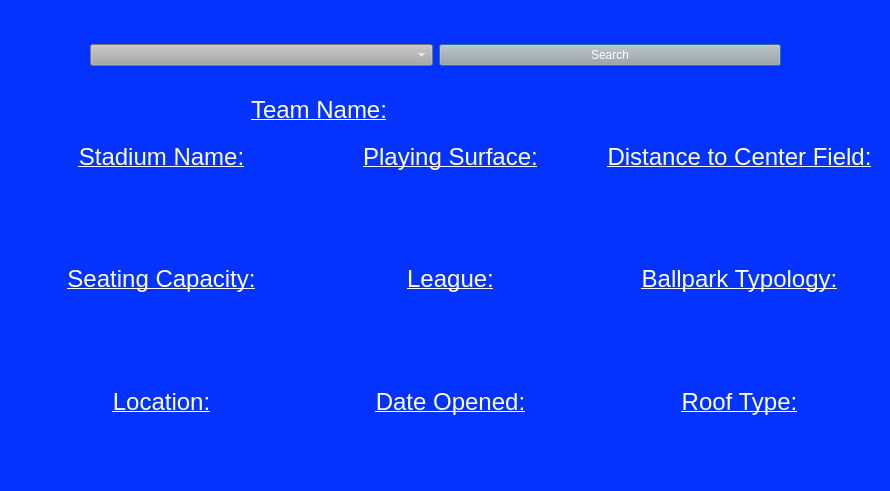
tholm1/CS1D-Project-2-Baseball, file BaseballProject2/allinfo.ui: the form before one commit.
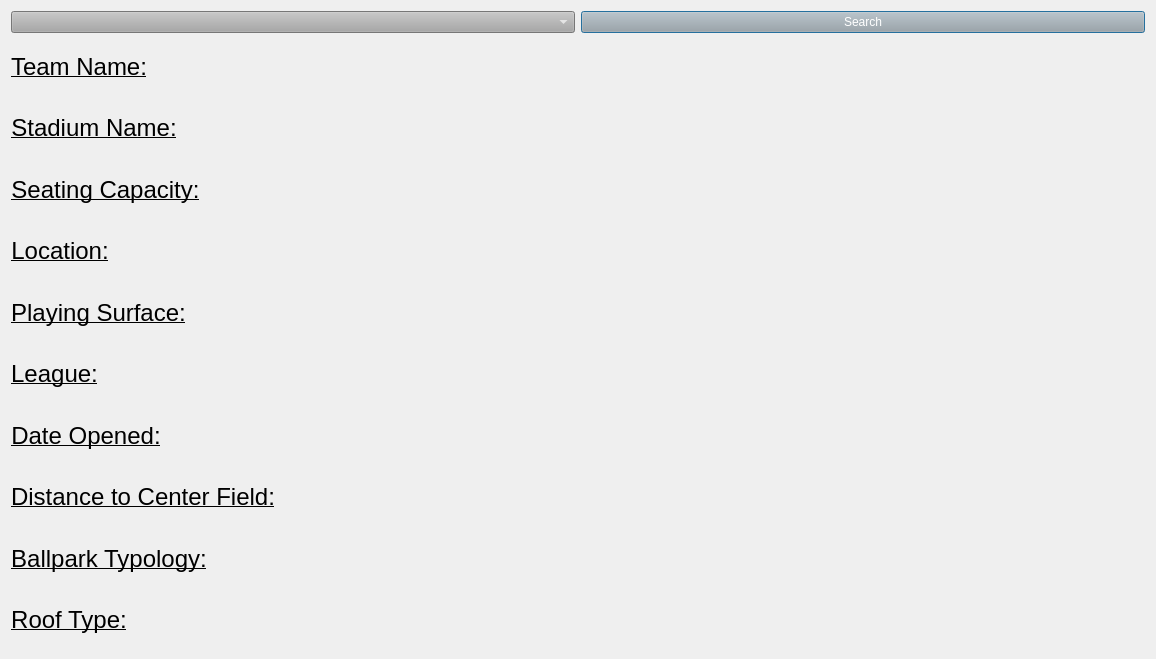
The form after the commit.

Commit message:
display allinfo
Changed the UI design of allInfo

```diff
--- a/BaseballProject2/allinfo.ui
+++ b/BaseballProject2/allinfo.ui
@@ -6,25 +6,20 @@
    <rect>
     <x>0</x>
     <y>0</y>
-    <width>890</width>
-    <height>491</height>
+    <width>1156</width>
+    <height>659</height>
    </rect>
   </property>
   <property name="windowTitle">
    <string>Dialog</string>
   </property>
   <property name="styleSheet">
-   <string notr="true">background-color: rgb(4, 51, 255)</string>
+   <string notr="true">background color: rgb(0, 0, 255);</string>
   </property>
-  <widget class="QWidget" name="layoutWidget">
-   <property name="geometry">
-    <rect>
-     <x>90</x>
-     <y>30</y>
-     <width>691</width>
-     <height>51</height>
-    </rect>
-   </property>
+  <layout class="QGridLayout" name="gridLayout">
+   <item row="0" column="0">
+    <layout class="QVBoxLayout" name="verticalLayout">
+     <item>
    <layout class="QHBoxLayout" name="horizontalLayout_2">
     <item>
      <widget class="QComboBox" name="teams_combo">
@@ -46,24 +41,39 @@
      </widget>
     </item>
    </layout>
-  </widget>
-  <widget class="QWidget" name="layoutWidget">
-   <property name="geometry">
-    <rect>
-     <x>20</x>
-     <y>130</y>
-     <width>861</width>
-     <height>361</height>
-    </rect>
-   </property>
+     </item>
+     <item>
+      <layout class="QHBoxLayout" name="horizontalLayout_12">
+       <item alignment="Qt::AlignLeft">
+        <widget class="QLabel" name="label_11">
+         <property name="styleSheet">
+          <string notr="true">font: 75 10pt &quot;Times New Roman&quot;;
+text-decoration: underline;</string>
+         </property>
+         <property name="text">
+          <string>&lt;html&gt;&lt;head/&gt;&lt;body&gt;&lt;p align=&quot;center&quot;&gt;&lt;span style=&quot; font-size:18pt; text-decoration: underline;&quot;&gt;Team Name:&lt;/span&gt;&lt;/p&gt;&lt;/body&gt;&lt;/html&gt;</string>
+         </property>
+        </widget>
+       </item>
+       <item>
+        <widget class="QLabel" name="label">
+         <property name="styleSheet">
+          <string notr="true">font: 75 12pt &quot;Times New Roman&quot;;</string>
+         </property>
+         <property name="text">
+          <string/>
+         </property>
+        </widget>
+       </item>
+      </layout>
+     </item>
+     <item>
    <layout class="QHBoxLayout" name="horizontalLayout">
-    <item>
-     <layout class="QVBoxLayout" name="verticalLayout">
-      <item>
+       <item alignment="Qt::AlignLeft">
        <widget class="QLabel" name="label_10">
         <property name="styleSheet">
-         <string notr="true">font: 75 10pt &quot;MS Shell Dlg 2&quot;;
-color: rgb(255, 255, 255)</string>
+          <string notr="true">font: 75 10pt &quot;Times New Roman&quot;;
+text-decoration: underline;</string>
         </property>
         <property name="text">
          <string>&lt;html&gt;&lt;head/&gt;&lt;body&gt;&lt;p align=&quot;center&quot;&gt;&lt;span style=&quot; font-size:18pt; font-weight:400; text-decoration: underline;&quot;&gt;Stadium Name:&lt;/span&gt;&lt;/p&gt;&lt;/body&gt;&lt;/html&gt;</string>
@@ -73,18 +83,22 @@
       <item>
        <widget class="QLabel" name="stadium">
         <property name="styleSheet">
-         <string notr="true">color: rgb(0, 0, 0); font: 12pt &quot;MS Sans Serif&quot;;</string>
+          <string notr="true">font: 75 12pt &quot;Times New Roman&quot;;</string>
         </property>
         <property name="text">
          <string>&lt;html&gt;&lt;head/&gt;&lt;body&gt;&lt;p align=&quot;center&quot;&gt;&lt;br/&gt;&lt;/p&gt;&lt;/body&gt;&lt;/html&gt;</string>
         </property>
        </widget>
       </item>
+      </layout>
+     </item>
       <item>
+      <layout class="QHBoxLayout" name="horizontalLayout_4">
+       <item alignment="Qt::AlignLeft">
        <widget class="QLabel" name="label_2">
         <property name="styleSheet">
-         <string notr="true">font: 75 10pt &quot;MS Shell Dlg 2&quot;;
-color: rgb(255, 255, 255)</string>
+          <string notr="true">font: 75 10pt &quot;Times New Roman&quot;;
+text-decoration: underline;</string>
         </property>
         <property name="text">
          <string>&lt;html&gt;&lt;head/&gt;&lt;body&gt;&lt;p align=&quot;center&quot;&gt;&lt;span style=&quot; font-size:18pt; text-decoration: underline;&quot;&gt;Seating Capacity:&lt;/span&gt;&lt;/p&gt;&lt;/body&gt;&lt;/html&gt;</string>
@@ -94,18 +108,22 @@
       <item>
        <widget class="QLabel" name="seating">
         <property name="styleSheet">
-         <string notr="true">color: rgb(0, 0, 0); font: 12pt &quot;MS Sans Serif&quot;;</string>
+          <string notr="true">font: 75 12pt &quot;Times New Roman&quot;;</string>
         </property>
         <property name="text">
          <string>&lt;html&gt;&lt;head/&gt;&lt;body&gt;&lt;p align=&quot;center&quot;&gt;&lt;br/&gt;&lt;/p&gt;&lt;/body&gt;&lt;/html&gt;</string>
         </property>
        </widget>
       </item>
+      </layout>
+     </item>
       <item>
+      <layout class="QHBoxLayout" name="horizontalLayout_5">
+       <item alignment="Qt::AlignLeft">
        <widget class="QLabel" name="label_3">
         <property name="styleSheet">
-         <string notr="true">font: 75 10pt &quot;MS Shell Dlg 2&quot;;
-color: rgb(255, 255, 255)</string>
+          <string notr="true">font: 75 10pt &quot;Times New Roman&quot;;
+text-decoration: underline;</string>
         </property>
         <property name="text">
          <string>&lt;html&gt;&lt;head/&gt;&lt;body&gt;&lt;p align=&quot;center&quot;&gt;&lt;span style=&quot; font-size:18pt; text-decoration: underline;&quot;&gt;Location:&lt;/span&gt;&lt;/p&gt;&lt;/body&gt;&lt;/html&gt;</string>
@@ -115,7 +133,7 @@
       <item>
        <widget class="QLabel" name="location">
         <property name="styleSheet">
-         <string notr="true">color: rgb(0, 0, 0); font: 12pt &quot;MS Sans Serif&quot;;</string>
+          <string notr="true">font: 75 12pt &quot;Times New Roman&quot;;</string>
         </property>
         <property name="text">
          <string>&lt;html&gt;&lt;head/&gt;&lt;body&gt;&lt;p align=&quot;center&quot;&gt;&lt;br/&gt;&lt;/p&gt;&lt;/body&gt;&lt;/html&gt;</string>
@@ -125,12 +143,12 @@
      </layout>
     </item>
     <item>
-     <layout class="QVBoxLayout" name="verticalLayout_2">
-      <item>
+      <layout class="QHBoxLayout" name="horizontalLayout_6">
+       <item alignment="Qt::AlignLeft">
        <widget class="QLabel" name="label_4">
         <property name="styleSheet">
-         <string notr="true">font: 75 10pt &quot;MS Shell Dlg 2&quot;;
-color: rgb(255, 255, 255)</string>
+          <string notr="true">font: 75 10pt &quot;Times New Roman&quot;;
+text-decoration: underline;</string>
         </property>
         <property name="text">
          <string>&lt;html&gt;&lt;head/&gt;&lt;body&gt;&lt;p align=&quot;center&quot;&gt;&lt;span style=&quot; font-size:18pt; text-decoration: underline;&quot;&gt;Playing Surface:&lt;/span&gt;&lt;/p&gt;&lt;/body&gt;&lt;/html&gt;</string>
@@ -140,18 +158,22 @@
       <item>
        <widget class="QLabel" name="surface">
         <property name="styleSheet">
-         <string notr="true">color: rgb(0, 0, 0); font: 12pt &quot;MS Sans Serif&quot;;</string>
+          <string notr="true">font: 75 12pt &quot;Times New Roman&quot;;</string>
         </property>
         <property name="text">
          <string>&lt;html&gt;&lt;head/&gt;&lt;body&gt;&lt;p align=&quot;center&quot;&gt;&lt;br/&gt;&lt;/p&gt;&lt;/body&gt;&lt;/html&gt;</string>
         </property>
        </widget>
       </item>
+      </layout>
+     </item>
       <item>
+      <layout class="QHBoxLayout" name="horizontalLayout_7">
+       <item alignment="Qt::AlignLeft">
        <widget class="QLabel" name="label_5">
         <property name="styleSheet">
-         <string notr="true">font: 75 10pt &quot;MS Shell Dlg 2&quot;;
-color: rgb(255, 255, 255)</string>
+          <string notr="true">font: 75 10pt &quot;Times New Roman&quot;;
+text-decoration: underline;</string>
         </property>
         <property name="text">
          <string>&lt;html&gt;&lt;head/&gt;&lt;body&gt;&lt;p align=&quot;center&quot;&gt;&lt;span style=&quot; font-size:18pt; text-decoration: underline;&quot;&gt;League:&lt;/span&gt;&lt;/p&gt;&lt;/body&gt;&lt;/html&gt;</string>
@@ -161,18 +183,22 @@
       <item>
        <widget class="QLabel" name="league">
         <property name="styleSheet">
-         <string notr="true">color: rgb(0, 0, 0); font: 12pt &quot;MS Sans Serif&quot;;</string>
+          <string notr="true">font: 75 12pt &quot;Times New Roman&quot;;</string>
         </property>
         <property name="text">
          <string>&lt;html&gt;&lt;head/&gt;&lt;body&gt;&lt;p align=&quot;center&quot;&gt;&lt;br/&gt;&lt;/p&gt;&lt;/body&gt;&lt;/html&gt;</string>
         </property>
        </widget>
       </item>
+      </layout>
+     </item>
       <item>
+      <layout class="QHBoxLayout" name="horizontalLayout_8">
+       <item alignment="Qt::AlignLeft">
        <widget class="QLabel" name="label_6">
         <property name="styleSheet">
-         <string notr="true">font: 75 10pt &quot;MS Shell Dlg 2&quot;;
-color: rgb(255, 255, 255)</string>
+          <string notr="true">font: 75 10pt &quot;Times New Roman&quot;;
+text-decoration: underline;</string>
         </property>
         <property name="text">
          <string>&lt;html&gt;&lt;head/&gt;&lt;body&gt;&lt;p align=&quot;center&quot;&gt;&lt;span style=&quot; font-size:18pt; text-decoration: underline;&quot;&gt;Date Opened:&lt;/span&gt;&lt;/p&gt;&lt;/body&gt;&lt;/html&gt;</string>
@@ -182,7 +208,7 @@
       <item>
        <widget class="QLabel" name="date">
         <property name="styleSheet">
-         <string notr="true">color: rgb(0, 0, 0); font: 12pt &quot;MS Sans Serif&quot;;</string>
+          <string notr="true">font: 75 12pt &quot;Times New Roman&quot;;</string>
         </property>
         <property name="text">
          <string>&lt;html&gt;&lt;head/&gt;&lt;body&gt;&lt;p align=&quot;center&quot;&gt;&lt;br/&gt;&lt;/p&gt;&lt;/body&gt;&lt;/html&gt;</string>
@@ -192,12 +218,12 @@
      </layout>
     </item>
     <item>
-     <layout class="QVBoxLayout" name="verticalLayout_3">
-      <item>
+      <layout class="QHBoxLayout" name="horizontalLayout_9">
+       <item alignment="Qt::AlignLeft">
        <widget class="QLabel" name="label_7">
         <property name="styleSheet">
-         <string notr="true">font: 75 10pt &quot;MS Shell Dlg 2&quot;;
-color: rgb(255, 255, 255)</string>
+          <string notr="true">font: 75 10pt &quot;Times New Roman&quot;;
+text-decoration: underline;</string>
         </property>
         <property name="text">
          <string>&lt;html&gt;&lt;head/&gt;&lt;body&gt;&lt;p align=&quot;center&quot;&gt;&lt;span style=&quot; font-size:18pt; text-decoration: underline;&quot;&gt;Distance to Center Field:&lt;/span&gt;&lt;/p&gt;&lt;/body&gt;&lt;/html&gt;</string>
@@ -207,18 +233,22 @@
       <item>
        <widget class="QLabel" name="distance">
         <property name="styleSheet">
-         <string notr="true">color: rgb(0, 0, 0); font: 12pt &quot;MS Sans Serif&quot;;</string>
+          <string notr="true">font: 75 12pt &quot;Times New Roman&quot;;</string>
         </property>
         <property name="text">
          <string>&lt;html&gt;&lt;head/&gt;&lt;body&gt;&lt;p align=&quot;center&quot;&gt;&lt;br/&gt;&lt;/p&gt;&lt;/body&gt;&lt;/html&gt;</string>
         </property>
        </widget>
       </item>
+      </layout>
+     </item>
       <item>
+      <layout class="QHBoxLayout" name="horizontalLayout_10">
+       <item alignment="Qt::AlignLeft">
        <widget class="QLabel" name="label_8">
         <property name="styleSheet">
-         <string notr="true">font: 75 10pt &quot;MS Shell Dlg 2&quot;;
-color: rgb(255, 255, 255)</string>
+          <string notr="true">font: 75 10pt &quot;Times New Roman&quot;;
+text-decoration: underline;</string>
         </property>
         <property name="text">
          <string>&lt;html&gt;&lt;head/&gt;&lt;body&gt;&lt;p align=&quot;center&quot;&gt;&lt;span style=&quot; font-size:18pt; text-decoration: underline;&quot;&gt;Ballpark Typology:&lt;/span&gt;&lt;/p&gt;&lt;/body&gt;&lt;/html&gt;</string>
@@ -228,18 +258,22 @@
       <item>
        <widget class="QLabel" name="ballpark">
         <property name="styleSheet">
-         <string notr="true">color: rgb(0, 0, 0); font: 12pt &quot;MS Sans Serif&quot;;</string>
+          <string notr="true">font: 75 12pt &quot;Times New Roman&quot;;</string>
         </property>
         <property name="text">
          <string>&lt;html&gt;&lt;head/&gt;&lt;body&gt;&lt;p align=&quot;center&quot;&gt;&lt;br/&gt;&lt;/p&gt;&lt;/body&gt;&lt;/html&gt;</string>
         </property>
        </widget>
       </item>
+      </layout>
+     </item>
       <item>
+      <layout class="QHBoxLayout" name="horizontalLayout_11">
+       <item alignment="Qt::AlignLeft">
        <widget class="QLabel" name="label_9">
         <property name="styleSheet">
-         <string notr="true">font: 75 10pt &quot;MS Shell Dlg 2&quot;;
-color: rgb(255, 255, 255)</string>
+          <string notr="true">font: 75 10pt &quot;Times New Roman&quot;;
+text-decoration: underline;</string>
         </property>
         <property name="text">
          <string>&lt;html&gt;&lt;head/&gt;&lt;body&gt;&lt;p align=&quot;center&quot;&gt;&lt;span style=&quot; font-size:18pt; text-decoration: underline;&quot;&gt;Roof Type:&lt;/span&gt;&lt;/p&gt;&lt;/body&gt;&lt;/html&gt;</string>
@@ -249,7 +283,7 @@
       <item>
        <widget class="QLabel" name="roof">
         <property name="styleSheet">
-         <string notr="true">color: rgb(0, 0, 0); font: 12pt &quot;MS Sans Serif&quot;;</string>
+          <string notr="true">font: 75 12pt &quot;Times New Roman&quot;;</string>
         </property>
         <property name="text">
          <string>&lt;html&gt;&lt;head/&gt;&lt;body&gt;&lt;p align=&quot;center&quot;&gt;&lt;br/&gt;&lt;/p&gt;&lt;/body&gt;&lt;/html&gt;</string>
@@ -259,40 +293,8 @@
      </layout>
     </item>
    </layout>
-  </widget>
-  <widget class="QWidget" name="layoutWidget">
-   <property name="geometry">
-    <rect>
-     <x>200</x>
-     <y>90</y>
-     <width>481</width>
-     <height>41</height>
-    </rect>
-   </property>
-   <layout class="QHBoxLayout" name="horizontalLayout_3">
-    <item>
-     <widget class="QLabel" name="label_11">
-      <property name="styleSheet">
-       <string notr="true">font: 75 10pt &quot;MS Shell Dlg 2&quot;;
-color: rgb(255, 255, 255)</string>
-      </property>
-      <property name="text">
-       <string>&lt;html&gt;&lt;head/&gt;&lt;body&gt;&lt;p align=&quot;center&quot;&gt;&lt;span style=&quot; font-size:18pt; text-decoration: underline;&quot;&gt;Team Name:&lt;/span&gt;&lt;/p&gt;&lt;/body&gt;&lt;/html&gt;</string>
-      </property>
-     </widget>
-    </item>
-    <item>
-     <widget class="QLabel" name="label">
-      <property name="styleSheet">
-       <string notr="true">color: rgb(0, 0, 0); font: 12pt &quot;MS Sans Serif&quot;;</string>
-      </property>
-      <property name="text">
-       <string/>
-      </property>
-     </widget>
-    </item>
-   </layout>
-  </widget>
+   </item>
+  </layout>
  </widget>
  <resources/>
  <connections/>
```
Lines whose indentation alone changed are shown as unchanged. The commit also changes 6 other files.
